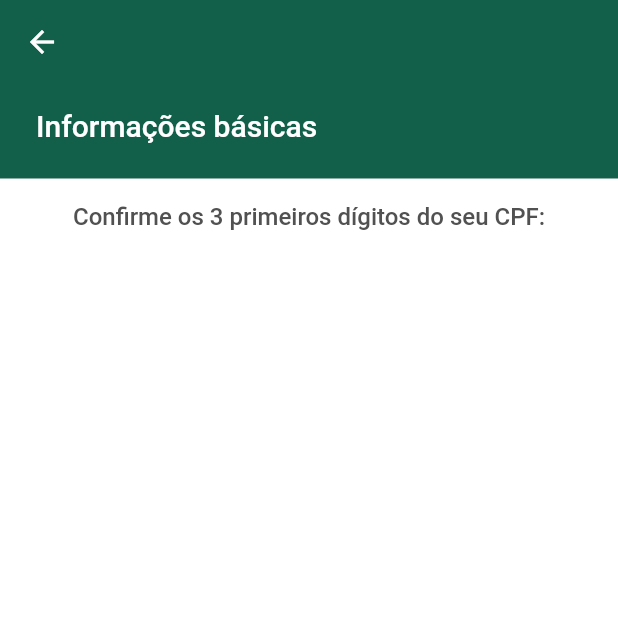
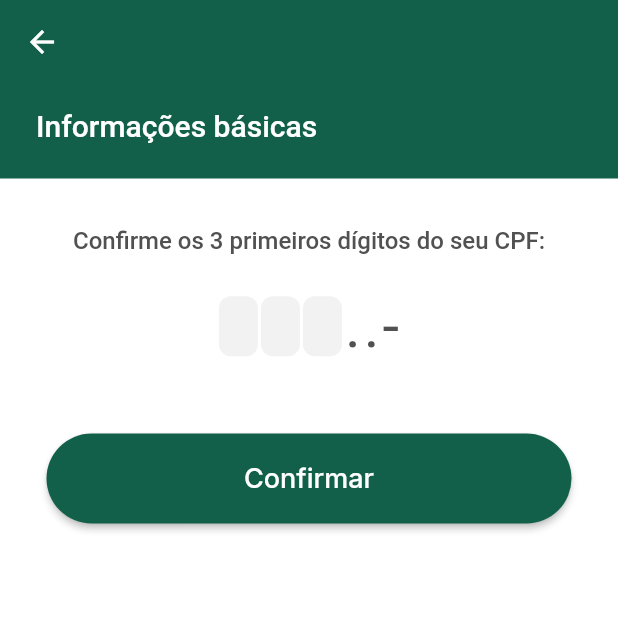
Before and after one commit to guilchvs/passaqui, a Flutter app: the HireConfirmCpfScreen screen opened by its route, on a phone screen of 412 x 824 dp, the top half of it. Run offline on Flutter 3.47's test engine with Material 3 defaults, Android fonts, the phone set to English and light mode, and no system bars; our stand-ins replace firebase_core, firebase_crashlytics, flutter_svg, get_it, google_fonts, mask_text_input_formatter and 2 more; accounts and stored records are empty.

Commit message:
feat: add cpf field and button

```diff
--- a/lib/src/modules/hire/confirmCpf/confirm_cpf_screen.dart
+++ b/lib/src/modules/hire/confirmCpf/confirm_cpf_screen.dart
@@ -1,15 +1,7 @@
 import 'package:flutter/material.dart';
-import 'package:flutter_svg/flutter_svg.dart';
 import 'package:google_fonts/google_fonts.dart';
-import 'package:passaqui/src/core/app_theme.dart';
-import 'package:passaqui/src/core/di/service_locator.dart';
-import 'package:passaqui/src/core/navigation/navigation_handler.dart';
-import 'package:passaqui/src/modules/home/home_page.dart';
-import 'package:passaqui/src/modules/withdraw/welcome/withdraw_welcome_screen.dart';
 import 'package:passaqui/src/shared/widget/appbar.dart';
-import 'package:passaqui/src/shared/widget/button.dart';
-import 'package:passaqui/src/shared/widget/text_button.dart';
-import 'package:smooth_page_indicator/smooth_page_indicator.dart';
+import 'package:passaqui/src/shared/widget/button.dart'; // Assuming PassaquiButton is imported from here
 
 class HireConfirmCpfScreen extends StatefulWidget {
   static const String route = "/hire-confirm-cpf";
@@ -22,10 +14,22 @@ class HireConfirmCpfScreen extends StatefulWidget {
 }
 
 class _HireConfirmCpfScreenState extends State<HireConfirmCpfScreen> {
+  TextEditingController _firstPartController = TextEditingController();
+  TextEditingController _secondPartController = TextEditingController();
+  TextEditingController _thirdPartController = TextEditingController();
+
   @override
   void initState() {
     super.initState();
-    print('CPF: ${widget.cpf}');
+    _initializeControllers();
+  }
+
+  void _initializeControllers() {
+    if (widget.cpf != null && widget.cpf!.length >= 3) {
+      _firstPartController.text = widget.cpf!.substring(0, 1);
+      _secondPartController.text = widget.cpf!.substring(1, 2);
+      _thirdPartController.text = widget.cpf!.substring(2, 3);
+    }
   }
 
   @override
@@ -56,6 +60,7 @@ class _HireConfirmCpfScreenState extends State<HireConfirmCpfScreen> {
               Expanded(
                 child: Container(
                   color: Colors.white,
+                  padding: EdgeInsets.all(16),
                   child: Column(
                     crossAxisAlignment: CrossAxisAlignment.start,
                     children: [
@@ -63,17 +68,88 @@ class _HireConfirmCpfScreenState extends State<HireConfirmCpfScreen> {
                       Center(
                         child: Text(
                           'Confirme os 3 primeiros dígitos do seu CPF:',
-                                  style: TextStyle(
-                                      fontFamily: 'Roboto',
+                          style: GoogleFonts.roboto(
                             fontWeight: FontWeight.w500,
                             color: Color(0xFF515151),
-                                      fontSize: 16))),
+                            fontSize: 16,
+                          ),
+                        ),
+                      ),
+                      SizedBox(height: 24),
+                      Row(
+                        mainAxisAlignment: MainAxisAlignment.center,
+                        children: [
+                          _buildInputField(_firstPartController),
+                          SizedBox(width: 2),
+                          _buildInputField(_secondPartController),
+                          SizedBox(width: 2),
+                          _buildInputField(_thirdPartController),
+                          SizedBox(width: 2),
+                          _buildNumberText(widget.cpf != null && widget.cpf!.length >= 6 ? '.${widget.cpf!.substring(3, 6)}' : '.'),
+                          SizedBox(width: 2),
+                          _buildNumberText(widget.cpf != null && widget.cpf!.length >= 9 ? '.${widget.cpf!.substring(6, 9)}' : '.'),
+                          SizedBox(width: 2),
+                          _buildNumberText(widget.cpf != null && widget.cpf!.length >= 11 ? '-${widget.cpf!.substring(9)}' : '-'),
                         ],
-                      )))
+                      ),
+                      SizedBox(height: 48),
+                      Center(
+                        child: PassaquiButton(
+                          label: 'Confirmar',
+                          centerText: true,
+                          borderRadius: 50,
+                          style: PassaquiButtonStyle.primary,
+                          onTap: () {
+                            // Add your logic here for when the button is tapped
+                          },
+                        ),
+                      ),
+                    ],
+                  ),
+                ),
+              ),
             ],
           ),
         ],
       ),
     );
   }
+
+  Widget _buildNumberText(String text) {
+    return Text(
+      text,
+      style: GoogleFonts.roboto(
+        fontWeight: FontWeight.w400,
+        color: Color(0xFF515151),
+        fontSize: 40,
+      ),
+    );
   }
+
+  Widget _buildInputField(TextEditingController controller) {
+    return Container(
+      width: 26,
+      height: 40,
+      child: TextField(
+        controller: controller,
+        textAlign: TextAlign.center,
+        keyboardType: TextInputType.number,
+        maxLength: 1,
+        style: GoogleFonts.roboto(
+          fontWeight: FontWeight.w400,
+          color: Color(0xFF515151),
+          fontSize: 16,
+        ),
+        decoration: InputDecoration(
+          filled: true,
+          fillColor: Color(0xFFF2F2F2),
+          counterText: "",
+          border: OutlineInputBorder(
+            borderSide: BorderSide.none,
+            borderRadius: BorderRadius.circular(8),
+          ),
+        ),
+      ),
+    );
+  }
+}
```
Lines whose indentation alone changed are shown as unchanged.
